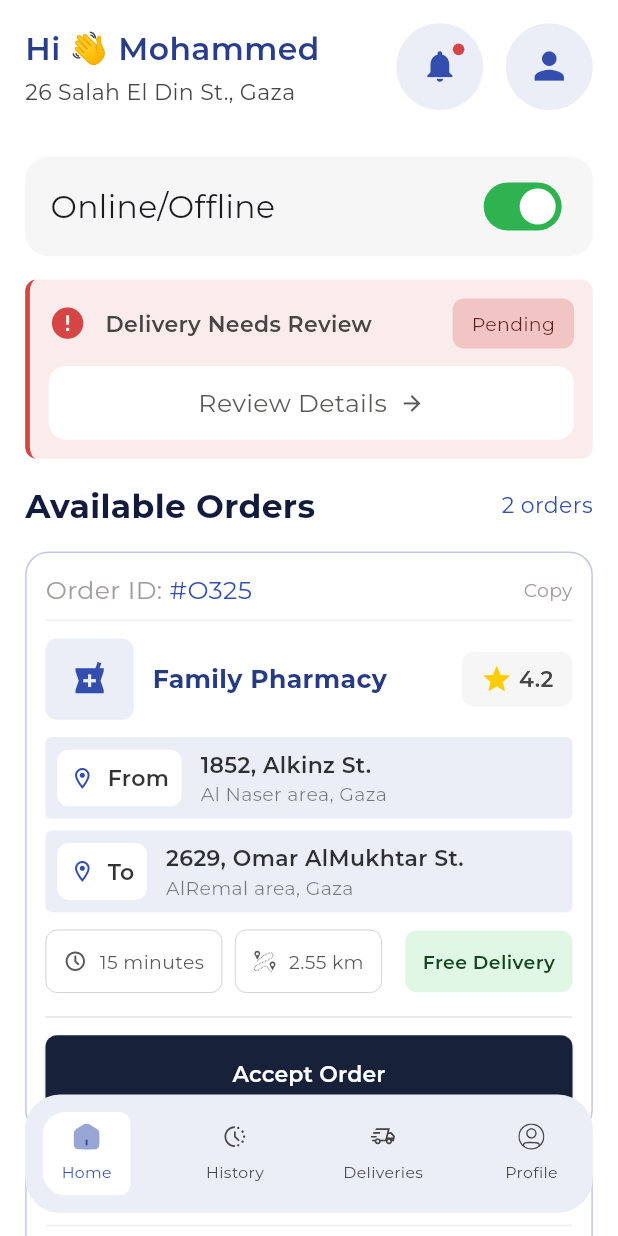
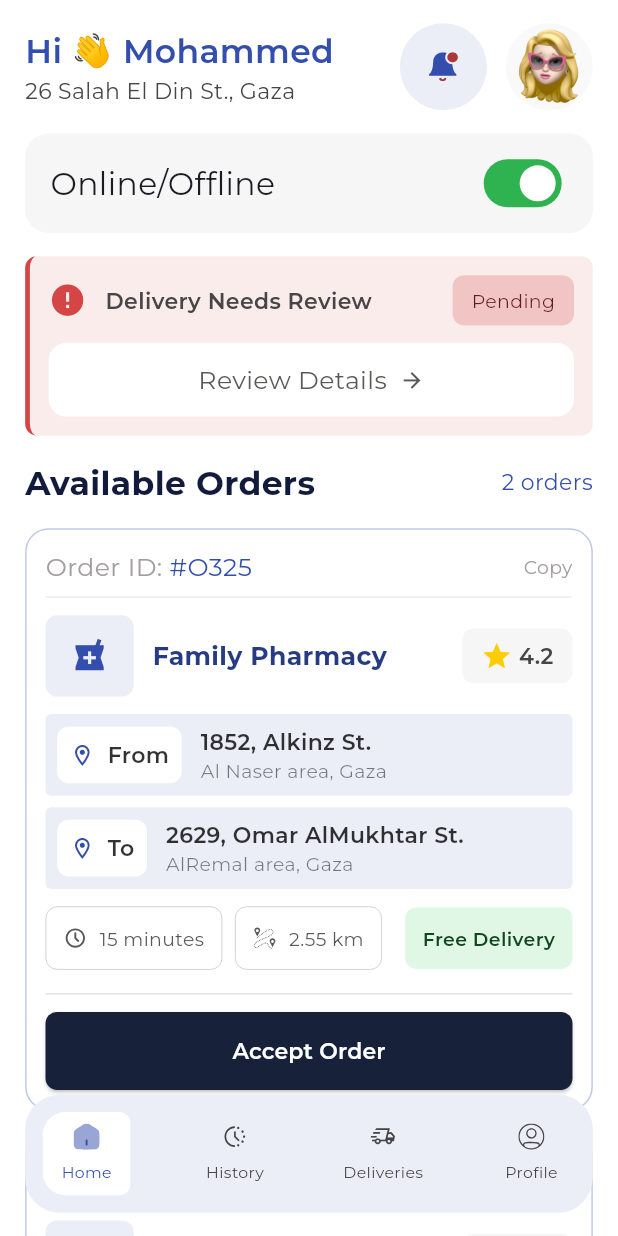
Before and after one commit to bahaaalhout/multi_vendor_medicene_pharmacy_deleivery_app, a Flutter app: the screen it shows after launch, on a phone screen of 412 x 824 dp. Run offline on Flutter 3.47's test engine with Material 3 defaults, Android fonts, the phone set to English and light mode, and no system bars; our stand-ins replace carousel_slider, flutter_screenutil, flutter_svg, google_fonts, image_picker, smooth_page_indicator.

Commit message:
unify header for patient and delivery home screens, and add its params

```diff
--- a/lib/features/delivery/home/screens/delivery_home_screen.dart
+++ b/lib/features/delivery/home/screens/delivery_home_screen.dart
@@ -6,9 +6,9 @@ import 'package:multi_vendor_medicene_pharmacy_deleivery_app/data/fake_data.dart
 import 'package:multi_vendor_medicene_pharmacy_deleivery_app/features/delivery/order_details/screens/delivery_order_details_screen.dart';
 import 'package:multi_vendor_medicene_pharmacy_deleivery_app/features/delivery/home/widgets/available_order_card.dart';
 import 'package:multi_vendor_medicene_pharmacy_deleivery_app/features/delivery/home/widgets/available_orders_header.dart';
-import 'package:multi_vendor_medicene_pharmacy_deleivery_app/features/delivery/home/widgets/delivery_home_header.dart';
 import 'package:multi_vendor_medicene_pharmacy_deleivery_app/features/delivery/home/widgets/online_toggle.dart';
 import 'package:multi_vendor_medicene_pharmacy_deleivery_app/features/delivery/home/widgets/review_alert.dart';
+import 'package:multi_vendor_medicene_pharmacy_deleivery_app/features/patient/home/widgets/header_widget.dart';
 
 class DeliveryHomeScreen extends StatefulWidget {
   const DeliveryHomeScreen({super.key});
@@ -32,16 +32,16 @@ class _DeliveryHomeScreenState extends State<DeliveryHomeScreen> {
       backgroundColor: Colors.white,
       body: SafeArea(
         child: Padding(
-          padding: EdgeInsets.symmetric(horizontal: AppSizes.spacing16.w),
+          padding: EdgeInsets.only(left: AppSizes.spacing16.w, right: AppSizes.spacing16.w, top: AppSizes.spacing16.h),
           child: CustomScrollView(
             scrollBehavior: const ScrollBehavior().copyWith(scrollbars: false),
             slivers: [
               SliverList(
                 delegate: SliverChildListDelegate([
-                  DeliveyHomeHeader(
-                    driverName: driverName,
-                    driverLocation: driverLocation,
-                    driverImageUrl: driverImageUrl,
+                  HeaderWidget(
+                    name: driverName,
+                    location: driverLocation,
+                    imageUrl: driverImageUrl,
                   ),
                   SizedBox(height: AppSizes.spacing16.h),
                   OnlineToggle(
--- a/lib/features/delivery/home/widgets/delivery_home_header.dart
+++ /dev/null
@@ -1,94 +0,0 @@
-import 'package:flutter/material.dart';
-import 'package:flutter_screenutil/flutter_screenutil.dart';
-import 'package:multi_vendor_medicene_pharmacy_deleivery_app/core/constants/app_colors.dart';
-import 'package:multi_vendor_medicene_pharmacy_deleivery_app/core/constants/app_sizes.dart';
-import 'package:multi_vendor_medicene_pharmacy_deleivery_app/core/theme/app_theme.dart';
-
-class DeliveyHomeHeader extends StatelessWidget {
-  final String driverName;
-  final String driverLocation;
-  final String? driverImageUrl;
-
-  const DeliveyHomeHeader({
-    super.key,
-    required this.driverName,
-    required this.driverLocation,
-    this.driverImageUrl,
-  });
-
-  @override
-  Widget build(BuildContext context) {
-    return Padding(
-      padding: EdgeInsets.symmetric(vertical: AppSizes.spacing16.h),
-      child: Row(
-        children: [
-          Expanded(
-            child: Column(
-              crossAxisAlignment: CrossAxisAlignment.start,
-              children: [
-                Text(
-                  'Hi 👋 $driverName',
-                  style: AppTextStyles.semiBold20.copyWith(
-                    color: AppColors.primaryNormalActive,
-                  ),
-                ),
-                SizedBox(height: AppSizes.spacing4.h),
-                Text(
-                  driverLocation,
-                  style: AppTextStyles.medium14.copyWith(
-                    color: AppColors.neutralDarker,
-                  ),
-                ),
-              ],
-            ),
-          ),
-          Container(
-            width: AppSizes.spacing60.w,
-            height: AppSizes.spacing60.h,
-            decoration: const BoxDecoration(
-              color: AppColors.primaryLight,
-              shape: BoxShape.circle,
-            ),
-            child: Stack(
-              children: [
-                Center(
-                  child: Icon(
-                    Icons.notifications,
-                    color: AppColors.primaryNormal,
-                    size: AppSizes.iconSize24.sp,
-                  ),
-                ),
-                Positioned(
-                  right: AppSizes.spacing14.w,
-                  top: AppSizes.spacing14.h,
-                  child: Container(
-                    width: AppSizes.spacing8.w,
-                    height: AppSizes.spacing8.h,
-                    decoration: const BoxDecoration(
-                      color: AppColors.errorNormal,
-                      shape: BoxShape.circle,
-                    ),
-                  ),
-                ),
-              ],
-            ),
-          ),
-          SizedBox(width: AppSizes.spacing12.w),
-          _driverImage(),
-        ],
-      ),
-    );
-  }
-
-Widget _driverImage() {
-    final hasImage = driverImageUrl != null;
-    return CircleAvatar(
-      radius: AppSizes.borderRadius30.r,
-      backgroundColor: AppColors.primaryLight,
-      backgroundImage: hasImage ? NetworkImage(driverImageUrl!) : null,
-      child: hasImage
-          ? null
-          : Icon(Icons.person, size: AppSizes.iconSize28.sp, color: AppColors.primaryNormal),
-    );
-  }
-}
--- a/lib/features/patient/home/screens/home_screen.dart
+++ b/lib/features/patient/home/screens/home_screen.dart
@@ -18,7 +18,11 @@ class HomeScreen extends StatelessWidget {
       backgroundColor: AppColors.neutralNormal,
       body: ListView(
         children: [
-          WelcomeSection(),
+          WelcomeSection(
+            name: 'Mohammed',
+            location: '26 Salah El Din St., Gaza',
+            imageUrl: null,
+          ),
           SizedBox(height: 16.h),
           Container(
             decoration: BoxDecoration(
--- a/lib/features/patient/home/widgets/header_widget.dart
+++ b/lib/features/patient/home/widgets/header_widget.dart
@@ -2,10 +2,20 @@ import 'package:flutter/material.dart';
 import 'package:flutter_screenutil/flutter_screenutil.dart';
 import 'package:flutter_svg/svg.dart';
 import 'package:multi_vendor_medicene_pharmacy_deleivery_app/core/constants/app_colors.dart';
+import 'package:multi_vendor_medicene_pharmacy_deleivery_app/core/constants/app_sizes.dart';
 import 'package:multi_vendor_medicene_pharmacy_deleivery_app/core/theme/app_theme.dart';
 
 class HeaderWidget extends StatelessWidget {
-  const HeaderWidget({super.key});
+  final String name;
+  final String location;
+  final String? imageUrl;
+
+  const HeaderWidget({
+    super.key,
+    required this.name,
+    required this.location,
+    this.imageUrl,
+  });
 
   @override
   Widget build(BuildContext context) {
@@ -16,13 +26,13 @@ class HeaderWidget extends StatelessWidget {
           crossAxisAlignment: CrossAxisAlignment.start,
           children: [
             Text(
-              'Hi 👋 Mohammed ',
+              'Hi 👋 $name',
               style: AppTextStyles.semiBold21.copyWith(
                 color: AppColors.primaryNormal,
               ),
             ),
             Text(
-              "26 Salah El Din St., Gaza",
+              location,
               style: AppTextStyles.medium14.copyWith(
                 color: AppColors.neutralDarker,
               ),
@@ -44,9 +54,11 @@ class HeaderWidget extends StatelessWidget {
         ),
         SizedBox(width: 12.w),
         CircleAvatar(
-          radius: 30.r,
+          radius: AppSizes.borderRadius30.r,
           backgroundColor: AppColors.neutralLight,
-          foregroundImage: AssetImage('assets/images/girl.png'),
+          foregroundImage: imageUrl != null
+              ? NetworkImage(imageUrl!)
+              : AssetImage('assets/images/girl.png'),
         ),
       ],
     );
--- a/lib/features/patient/home/widgets/welcome_section.dart
+++ b/lib/features/patient/home/widgets/welcome_section.dart
@@ -5,7 +5,16 @@ import 'package:multi_vendor_medicene_pharmacy_deleivery_app/core/theme/app_them
 import 'package:multi_vendor_medicene_pharmacy_deleivery_app/features/patient/home/widgets/header_widget.dart';
 
 class WelcomeSection extends StatelessWidget {
-  const WelcomeSection({super.key});
+  final String name;
+  final String location;
+  final String? imageUrl;
+
+  const WelcomeSection({
+    super.key,
+    required this.name,
+    required this.location,
+    this.imageUrl,
+  });
 
   @override
   Widget build(BuildContext context) {
@@ -25,7 +34,7 @@ class WelcomeSection extends StatelessWidget {
       ),
       child: Column(
         children: [
-          HeaderWidget(),
+          HeaderWidget(name: name, location: location, imageUrl: imageUrl,),
 
           SizedBox(height: 20.h),
           SearchBar(
```
